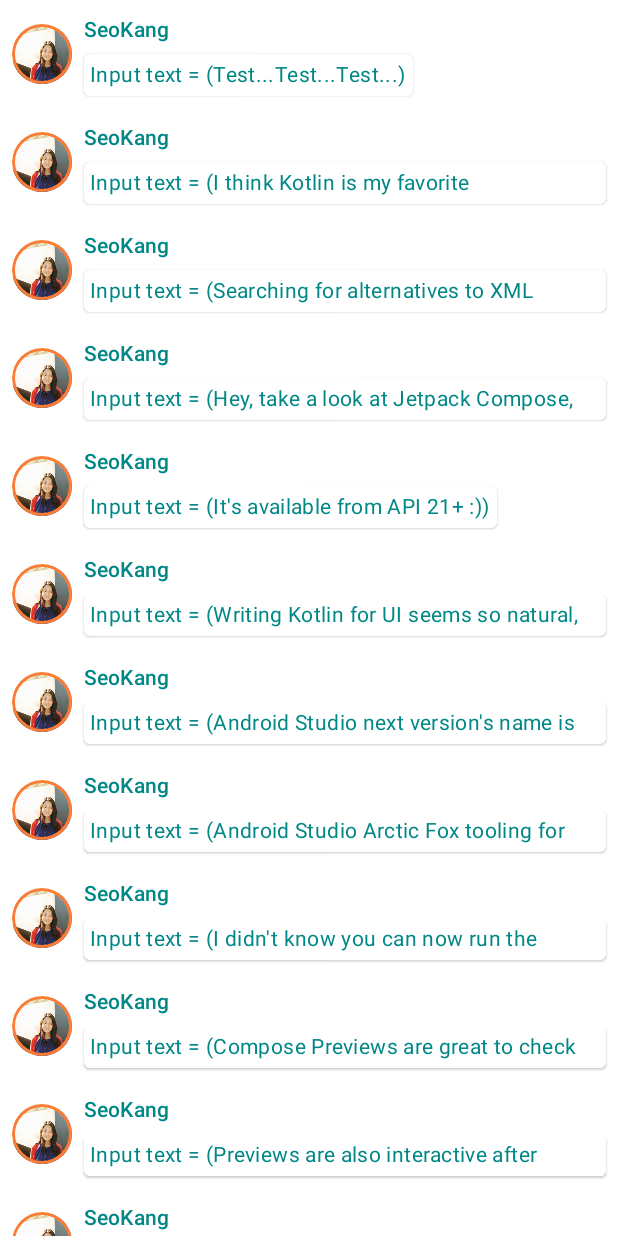
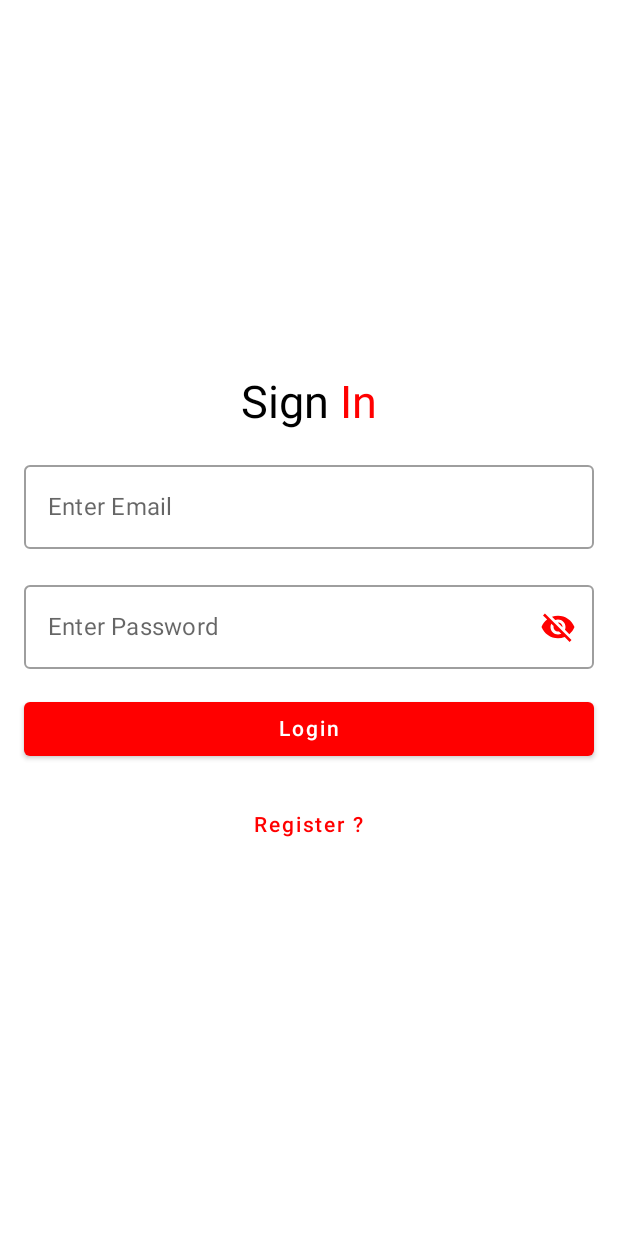
Before and after one commit to Seokang/compose, an Android app built with Jetpack Compose: the screen it shows after launch (MainActivity), on a phone screen of 412 x 824 dp. Run offline under Robolectric (Android 15) with nearby library versions, the phone set to English and light mode, and no system bars.

```diff
--- a/app/src/main/java/me/seokang/compose/MainActivity.kt
+++ b/app/src/main/java/me/seokang/compose/MainActivity.kt
@@ -1,110 +1,22 @@
 package me.seokang.compose
 
-import android.content.res.Configuration
 import android.os.Bundle
 import androidx.activity.ComponentActivity
 import androidx.activity.compose.setContent
-import androidx.compose.foundation.Image
-import androidx.compose.foundation.border
-import androidx.compose.foundation.clickable
-import androidx.compose.foundation.layout.*
-import androidx.compose.foundation.lazy.LazyColumn
-import androidx.compose.foundation.lazy.items
-import androidx.compose.foundation.shape.CircleShape
-import androidx.compose.material.MaterialTheme
-import androidx.compose.material.Surface
-import androidx.compose.material.Text
-import androidx.compose.runtime.*
-import androidx.compose.ui.Alignment
-import androidx.compose.ui.Modifier
-import androidx.compose.ui.draw.clip
-import androidx.compose.ui.res.painterResource
-import androidx.compose.ui.tooling.preview.Preview
-import androidx.compose.ui.unit.dp
-import me.seokang.compose.data.Message
-import me.seokang.compose.data.SampleData
+import androidx.compose.ui.ExperimentalComposeUiApi
+import me.seokang.compose.ui.LoginScreen
 import me.seokang.compose.ui.theme.ComposeTheme
 
 class MainActivity : ComponentActivity() {
+
+    @ExperimentalComposeUiApi
     override fun onCreate(savedInstanceState: Bundle?) {
         super.onCreate(savedInstanceState)
+
         setContent {
             ComposeTheme {
-                Conversation(messages = SampleData.conversationSample)
+                LoginScreen()
             }
         }
     }
 }
-
-
-@Preview(
-    uiMode = Configuration.UI_MODE_NIGHT_YES,
-    showBackground = true,
-    name = "Dark Mode"
-)
-@Composable
-fun DefaultPreview() {
-    ComposeTheme {
-        Conversation(messages = SampleData.conversationSample)
-    }
-}
-
-@Composable
-fun Message(name: String) {
-    Text(
-        text = name,
-        color = MaterialTheme.colors.secondaryVariant,
-        style = MaterialTheme.typography.subtitle2
-    )
-}
-
-@Composable
-fun MessageArea(text: String, isExpanded: Boolean) {
-    Surface(
-        shape = MaterialTheme.shapes.medium,
-        elevation = 1.dp
-    ) {
-        Text(
-            text = "Input text = ($text)",
-            color = MaterialTheme.colors.secondaryVariant,
-            style = MaterialTheme.typography.body2,
-            modifier = Modifier.padding(all = 4.dp),
-            maxLines = if (isExpanded) Int.MAX_VALUE else 1 // If the message is expanded, we display all its content otherwise we only display the first line
-        )
-    }
-}
-
-@Composable
-fun MessageCard(message: Message) {
-    Row(
-        modifier = Modifier.padding(all = 8.dp),
-        verticalAlignment = Alignment.CenterVertically,
-        horizontalArrangement = Arrangement.Center
-    ) {
-        Image(
-            painter = painterResource(id = R.drawable.profile_picture),
-            contentDescription = "Profile Image",
-            modifier = Modifier
-                .size(40.dp)
-                .clip(CircleShape) //Set image size to 40 dp and shaped as a circle
-                .border(1.5.dp, MaterialTheme.colors.secondary, CircleShape)
-        )
-
-        Spacer(modifier = Modifier.width(8.dp))  // Add a horizontal space between the image and the column
-
-        var isExpanded by remember { mutableStateOf(false) } // We keep track if the message is expanded or not in this variable
-
-        Column(modifier = Modifier.clickable { isExpanded = !isExpanded }) { // We toggle the isExpanded variable when we click on this Column
-            Message(name = message.title)
-            Spacer(modifier = Modifier.height(4.dp)) // Add a vertical space between the Greeting and MessageCard texts
-            MessageArea(text = message.body, isExpanded = isExpanded)
-        }
-    }
-}
-
-@Composable
-fun Conversation(messages: List<Message>) {
-    LazyColumn {
-        items(messages) { message -> MessageCard(message = message) }
-    }
-}
--- a/app/src/main/java/me/seokang/compose/ui/Login.kt
+++ b/app/src/main/java/me/seokang/compose/ui/Login.kt
@@ -1,20 +1,31 @@
 package me.seokang.compose.ui
 
+import android.content.Context
 import android.widget.Toast
+import androidx.compose.foundation.gestures.detectTapGestures
 import androidx.compose.foundation.layout.*
+import androidx.compose.foundation.text.KeyboardActions
+import androidx.compose.foundation.text.KeyboardOptions
 import androidx.compose.material.*
 import androidx.compose.material.icons.Icons
 import androidx.compose.material.icons.filled.Visibility
 import androidx.compose.material.icons.filled.VisibilityOff
 import androidx.compose.runtime.Composable
+import androidx.compose.runtime.MutableState
 import androidx.compose.runtime.mutableStateOf
 import androidx.compose.runtime.remember
 import androidx.compose.ui.Alignment
+import androidx.compose.ui.ExperimentalComposeUiApi
 import androidx.compose.ui.Modifier
+import androidx.compose.ui.focus.FocusRequester
+import androidx.compose.ui.focus.focusRequester
 import androidx.compose.ui.platform.LocalContext
 import androidx.compose.ui.graphics.Color
+import androidx.compose.ui.input.pointer.pointerInput
+import androidx.compose.ui.platform.LocalSoftwareKeyboardController
 import androidx.compose.ui.text.SpanStyle
 import androidx.compose.ui.text.buildAnnotatedString
+import androidx.compose.ui.text.input.ImeAction
 import androidx.compose.ui.text.input.PasswordVisualTransformation
 import androidx.compose.ui.text.input.TextFieldValue
 import androidx.compose.ui.text.input.VisualTransformation
@@ -25,6 +36,7 @@ import androidx.compose.ui.unit.sp
 import me.seokang.compose.ui.theme.ComposeTheme
 
 
+@ExperimentalComposeUiApi
 @Preview(showBackground = true)
 @Composable
 fun LoginPreview() {
@@ -34,6 +46,7 @@ fun LoginPreview() {
 }
 
 
+@ExperimentalComposeUiApi
 @Composable
 fun LoginScreen() {
     val context = LocalContext.current
@@ -41,10 +54,16 @@ fun LoginScreen() {
     val emailErrorState = remember { mutableStateOf(false) }
     val passwordErrorState = remember { mutableStateOf(false) }
     val password = remember { mutableStateOf(TextFieldValue()) }
+    val focusRequest = remember { FocusRequester() }
+    val keyboardController = LocalSoftwareKeyboardController.current
+
     Column(
         modifier = Modifier
             .fillMaxSize()
-            .padding(16.dp),
+            .padding(16.dp)
+            .pointerInput(Unit) {
+                detectTapGestures(onTap = { keyboardController?.hide() })
+            },
         verticalArrangement = Arrangement.Center,
         horizontalAlignment = Alignment.CenterHorizontally
     ) {
@@ -69,14 +88,17 @@ fun LoginScreen() {
             },
             isError = emailErrorState.value,
             modifier = Modifier.fillMaxWidth(),
-            label = {
-                Text(text = "Enter Email")
-            },
+            label = { Text(text = "Enter Email") },
+            maxLines = 1,
+            keyboardOptions = KeyboardOptions(imeAction = ImeAction.Next),
+            keyboardActions = KeyboardActions(onNext = { focusRequest.requestFocus() })
         )
         if (emailErrorState.value) {
             Text(text = "Required", color = Color.Red)
         }
+
         Spacer(Modifier.size(16.dp))
+
         val passwordVisibility = remember { mutableStateOf(true) }
         OutlinedTextField(
             value = password.value,
@@ -87,7 +109,9 @@ fun LoginScreen() {
                 password.value = it
             },
             isError = passwordErrorState.value,
-            modifier = Modifier.fillMaxWidth(),
+            modifier = Modifier
+                .fillMaxWidth()
+                .focusRequester(focusRequest),
             label = {
                 Text(text = "Enter Password")
             },
@@ -102,7 +126,12 @@ fun LoginScreen() {
                     )
                 }
             },
-            visualTransformation = if (passwordVisibility.value) PasswordVisualTransformation() else VisualTransformation.None
+            visualTransformation = if (passwordVisibility.value) PasswordVisualTransformation() else VisualTransformation.None,
+            keyboardOptions = KeyboardOptions(imeAction = ImeAction.Done),
+            keyboardActions = KeyboardActions(onDone = {
+                keyboardController?.hide()
+                login(context, email, emailErrorState, password, passwordErrorState)
+            })
         )
         if (passwordErrorState.value) {
             Text(text = "Required", color = Color.Red)
@@ -110,24 +139,7 @@ fun LoginScreen() {
         Spacer(Modifier.size(16.dp))
         Button(
             onClick = {
-                when {
-                    email.value.text.isEmpty() -> {
-                        emailErrorState.value = true
-                    }
-                    password.value.text.isEmpty() -> {
-                        passwordErrorState.value = true
-                    }
-                    else -> {
-                        passwordErrorState.value = false
-                        emailErrorState.value = false
-                        Toast.makeText(
-                            context,
-                            "Logged in successfully",
-                            Toast.LENGTH_SHORT
-                        ).show()
-                    }
-                }
-
+                login(context, email, emailErrorState, password, passwordErrorState)
             },
             content = {
                 Text(text = "Login", color = Color.White)
@@ -145,3 +157,26 @@ fun LoginScreen() {
         }
     }
 }
+
+private fun login(
+    context: Context, email: MutableState<TextFieldValue>, emailErrorState: MutableState<Boolean>,
+    password: MutableState<TextFieldValue>, passwordErrorState: MutableState<Boolean>
+) {
+    when {
+        email.value.text.isEmpty() -> {
+            emailErrorState.value = true
+        }
+        password.value.text.isEmpty() -> {
+            passwordErrorState.value = true
+        }
+        else -> {
+            passwordErrorState.value = false
+            emailErrorState.value = false
+            Toast.makeText(
+                context,
+                "Logged in successfully",
+                Toast.LENGTH_SHORT
+            ).show()
+        }
+    }
+}
```
Also changed, not shown: app/src/main/java/me/seokang/compose/ui/Chat.kt (added, +96 -0 lines).
